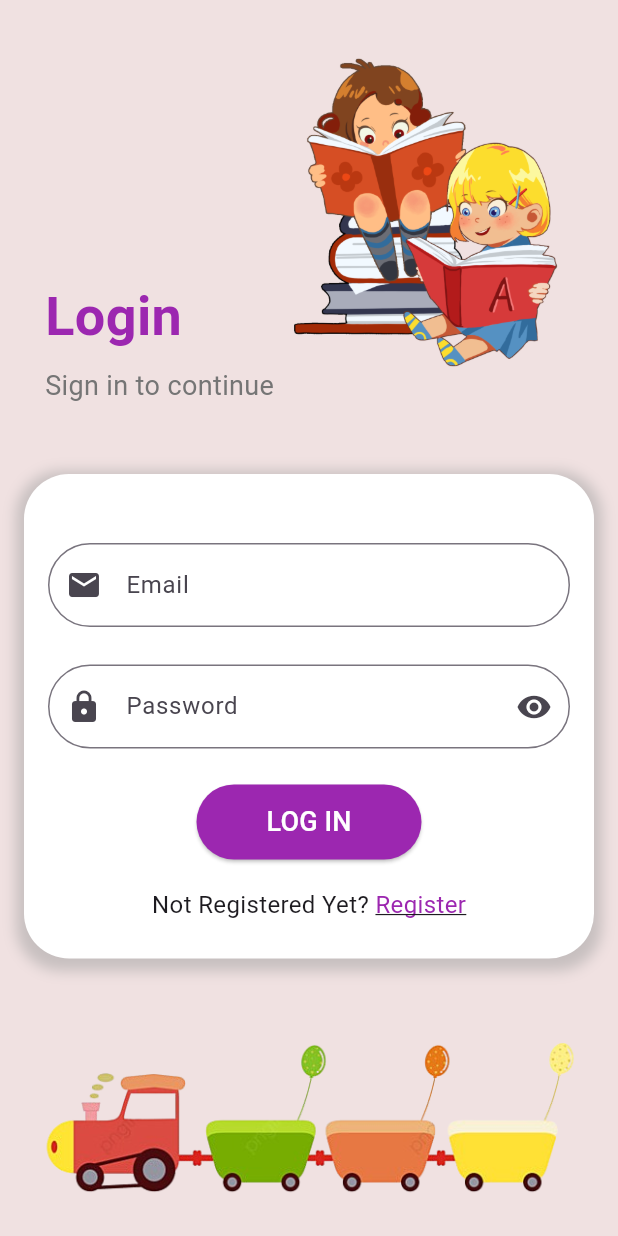
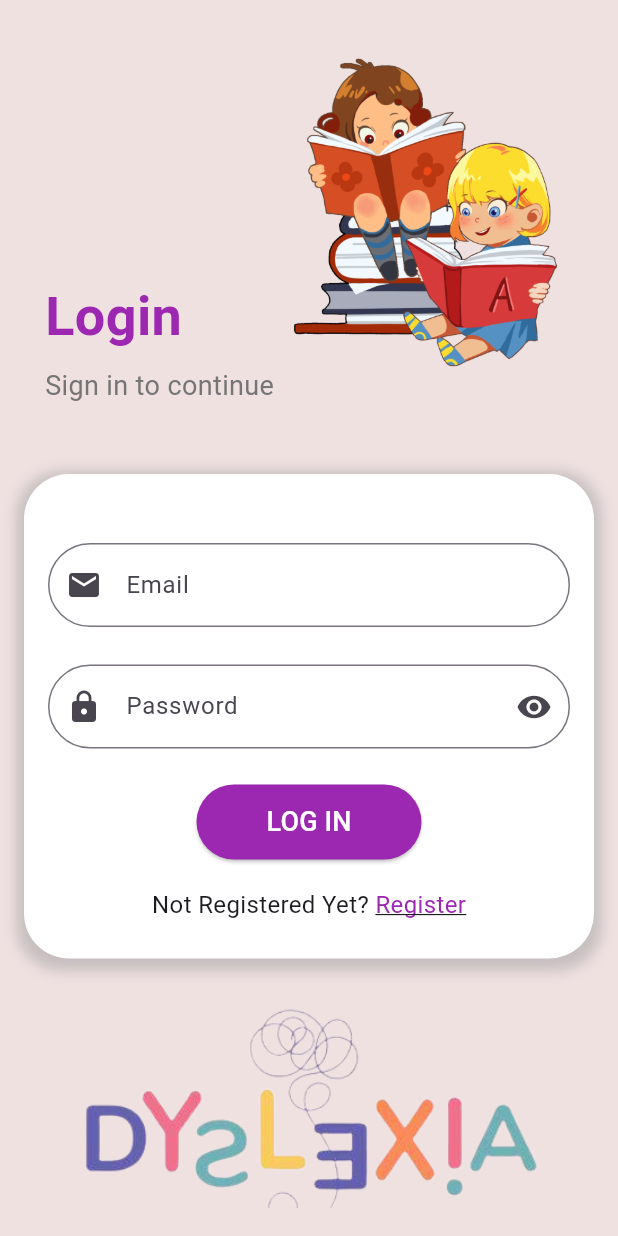
Before and after one commit to MinahilNaseer/DREAM, a Flutter app: the screen it shows after launch, after a tap on "Get Started", on a phone screen of 412 x 824 dp. Run offline on Flutter 3.47's test engine with Material 3 defaults, Android fonts, the phone set to English and light mode, and no system bars; missing offline and left inert: flame.

Commit message:
fixing image in login page

```diff
--- a/lib/screens/loginpage.dart
+++ b/lib/screens/loginpage.dart
@@ -170,8 +170,12 @@ class LoginPage extends StatelessWidget {
                   ),
                 ),
               ),
-              const SizedBox(height: 30),
-              Image.asset("assets/images/train.png")
+              //const SizedBox(height: 10),
+              Image.asset(
+                "assets/images/writing-dy.png",
+                height: 150,
+                width: 600,
+                )
             ],
           ),
         ),
--- a/pubspec.yaml
+++ b/pubspec.yaml
@@ -65,6 +65,7 @@ flutter:
   assets:
       - assets/icons/
       - assets/images/
+
       - assets/play/
   #   - images/a_dot_burr.jpeg
   #   - images/a_dot_ham.jpeg
```
Also changed, not shown: assets/images/writing-dy.png (added).
